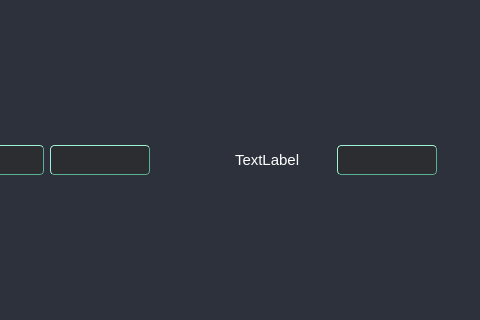
First picture: the form in UI/forms/AqCalibrationWidget.ui, repository romangolovkou/AQteck_toolMAX, before the edit; both pictures show x 320 to 800 and y 249 to 569 of the 800 by 700 pixel window.
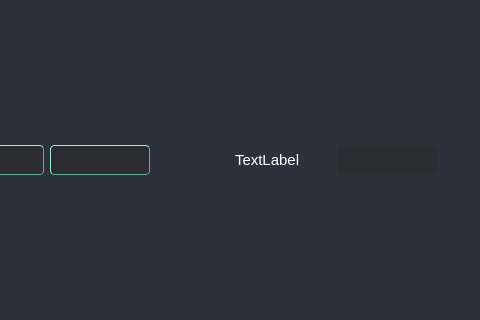
Second picture: the form after the edit. Icons and pictures are not drawn. Custom widgets are drawn as their Qt base class.

```diff
--- a/UI/forms/AqCalibrationWidget.ui
+++ b/UI/forms/AqCalibrationWidget.ui
@@ -822,6 +822,9 @@
                     <height>16777215</height>
                    </size>
                   </property>
+                  <property name="styleSheet">
+                   <string notr="true">border: none;</string>
+                  </property>
                  </widget>
                 </item>
                </layout>
```
